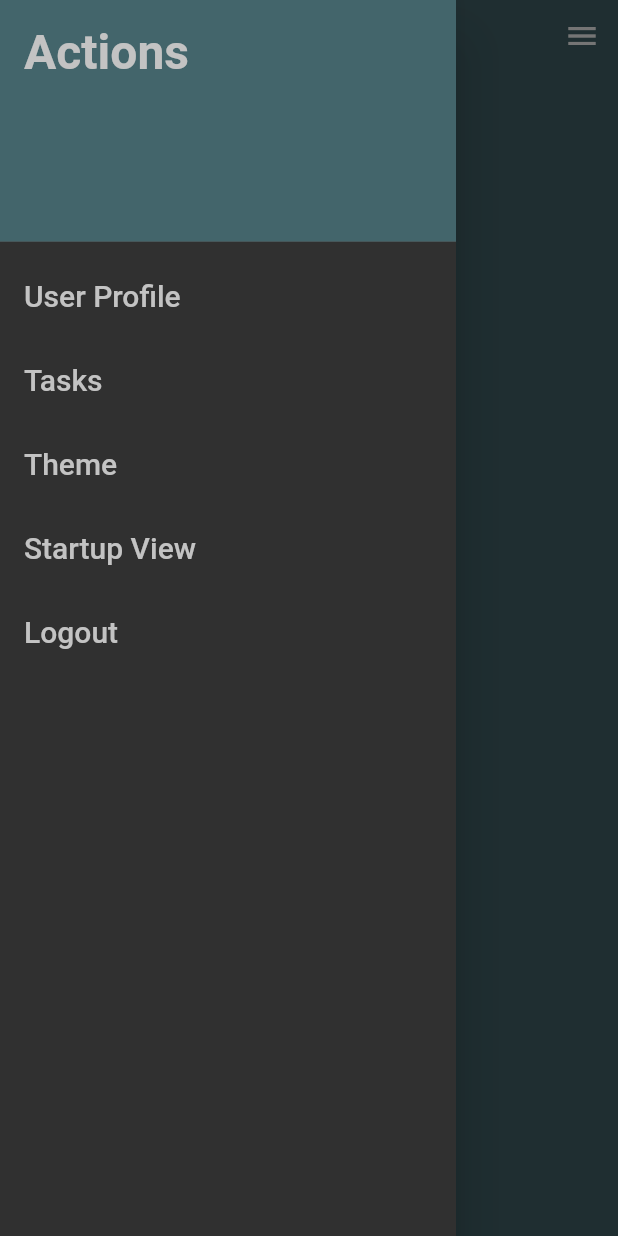
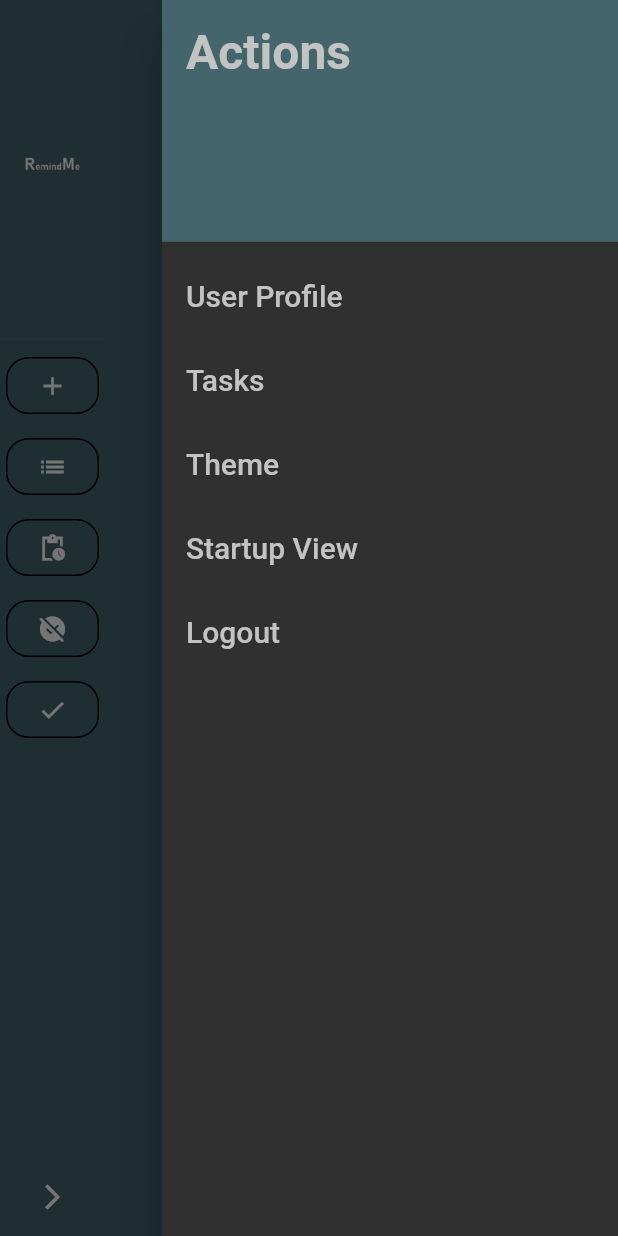
Before and after one commit to Edi013/RemindMe, a Flutter app: the LandscapeScaffold screen opened directly with empty values, with the side drawer open, on a phone screen of 412 x 824 dp. Run offline on Flutter 3.47's test engine with Material 3 defaults, Android fonts, the phone set to English and light mode, and no system bars; drawn by our look-alikes of sidebarx; our stand-ins replace auto_route, dio, flutter_markdown, get_it, shared_preferences; missing offline and left inert: jwt_decode_full; accounts and stored records are empty.

Commit message:
use replace to never allow spamming tabs

```diff
--- a/remind_me_fe/lib/core/layout/presentation/layout_by_orientation.dart
+++ b/remind_me_fe/lib/core/layout/presentation/layout_by_orientation.dart
@@ -24,10 +24,10 @@ class LandscapeScaffold extends StatelessWidget {
         children: [
           Sidebar(),
           Expanded(child: child),
-          const BurgerButton(),
+          const RightBurgerButton(),
         ],
       ),
-      drawer: const RoutesDrawer(),
+      endDrawer: const RoutesDrawer(),
     );
   }
 }
@@ -114,7 +114,7 @@ class Sidebar extends StatelessWidget {
           icon: Icons.add,
           label: 'New Task',
           onTap: () {
-            AutoRouter.of(context).push(const TodoAddRoute());
+            AutoRouter.of(context).replace(const TodoAddRoute());
           },
         ),
         SidebarXItem(
@@ -172,7 +172,7 @@ class PortraitScaffold extends StatelessWidget {
             children: [
               const Padding(
                 padding: EdgeInsets.all(8.0),
-                child: BurgerButton(),
+                child: LeftBurgerButton(),
               ),
               Container(
                 constraints: const BoxConstraints(maxWidth: 100, maxHeight: 60),
@@ -237,7 +237,7 @@ class BottomBar extends StatelessWidget {
           AutoRouter.of(context).replace(const DoneTodosRoute());
         }
         if (index == 2) {
-          AutoRouter.of(context).push(const TodoAddRoute());
+          AutoRouter.of(context).replace(const TodoAddRoute());
         }
         if (index == 3) {
           AutoRouter.of(context).replace(const ActiveTodosRoute());
@@ -251,14 +251,27 @@ class BottomBar extends StatelessWidget {
 }
 
 // Common
-class BurgerButton extends StatelessWidget {
-  const BurgerButton({super.key});
+class LeftBurgerButton extends StatelessWidget {
+  const LeftBurgerButton({super.key});
 
   @override
   Widget build(BuildContext context) {
     return const Column(
       children: [
         DrawerButton(),
+      ],
+    );
+  }
+}
+
+class RightBurgerButton extends StatelessWidget {
+  const RightBurgerButton({super.key});
+
+  @override
+  Widget build(BuildContext context) {
+    return const Column(
+      children: [
+        EndDrawerButton(),
       ],
     );
   }
@@ -290,31 +303,31 @@ class RoutesDrawer extends StatelessWidget {
           ListTile(
             title: const Text('User Profile'),
             onTap: () {
-              AutoRouter.of(context).push(const UserProfileRoute());
+              AutoRouter.of(context).replace(const UserProfileRoute());
             },
           ),
           ListTile(
             title: const Text('Tasks'),
             onTap: () {
-              AutoRouter.of(context).push(const HomeRoute());
+              AutoRouter.of(context).replace(const HomeRoute());
             },
           ),
           ListTile(
             title: const Text('Theme'),
             onTap: () {
-              AutoRouter.of(context).push(ThemeRoute(context: context));
+              AutoRouter.of(context).replace(ThemeRoute(context: context));
             },
           ),
           ListTile(
             title: const Text('Startup View'),
             onTap: () {
-              AutoRouter.of(context).push(const ChangeStartupRoute());
+              AutoRouter.of(context).replace(const ChangeStartupRoute());
             },
           ),
           ListTile(
             title: const Text('Logout'),
             onTap: () {
-              AutoRouter.of(context).push(const LogoutRoute());
+              AutoRouter.of(context).replace(const LogoutRoute());
             },
           ),
         ],
```
